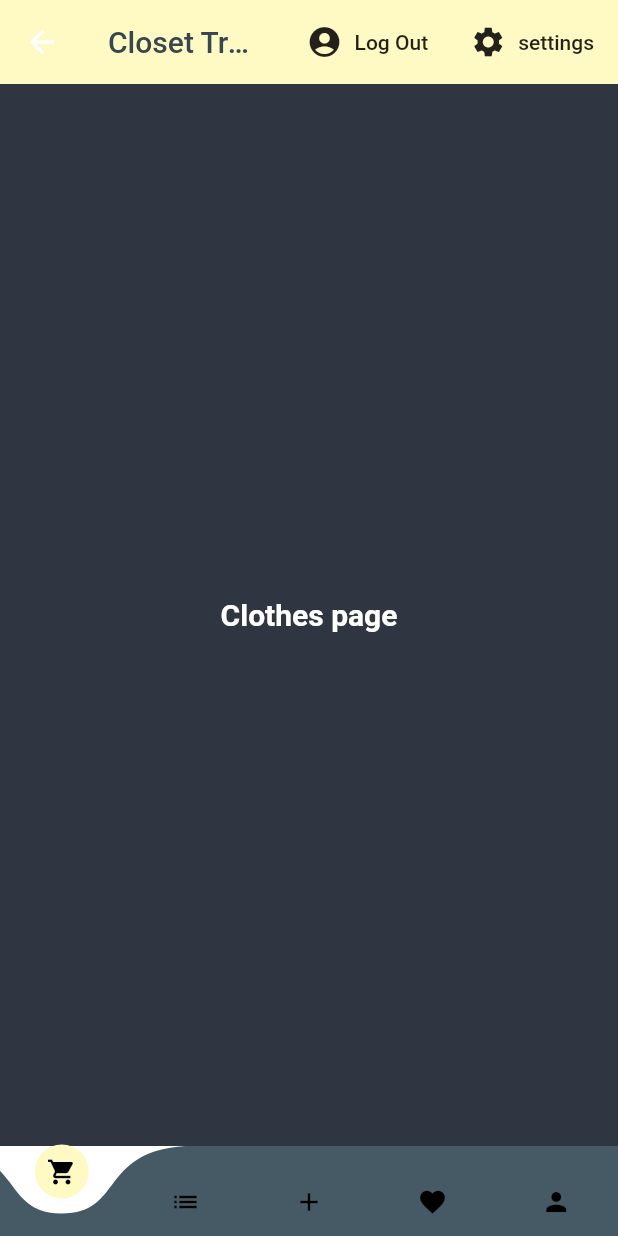
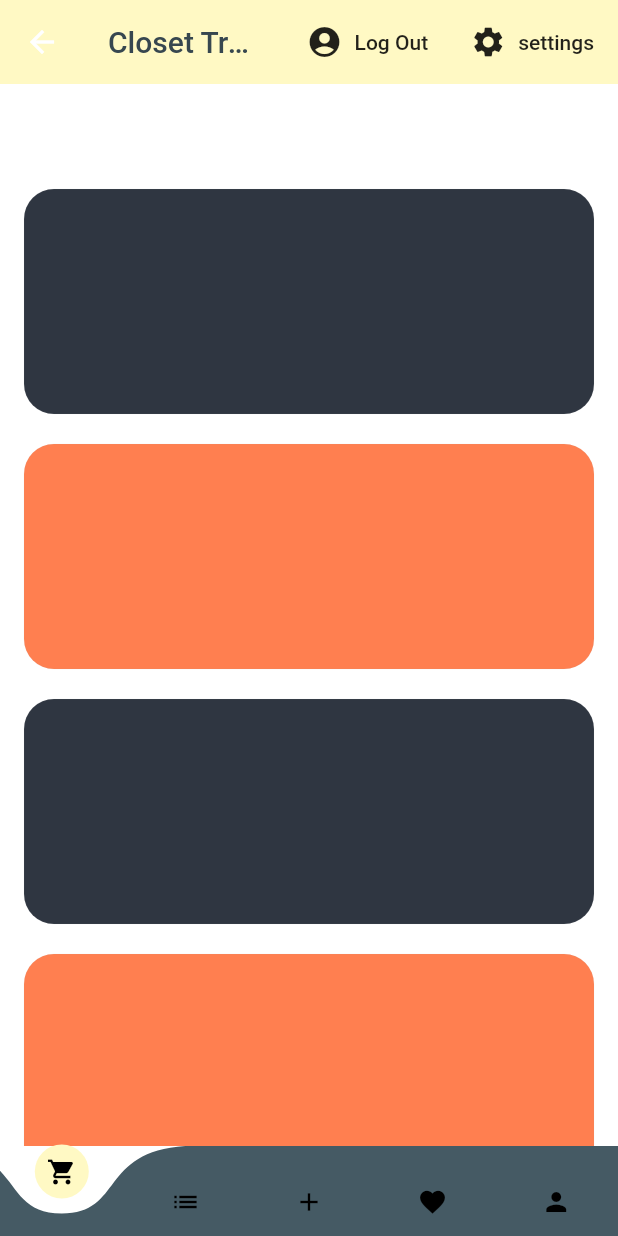
Before and after one commit to RujH/ClosetTracker, a Flutter app: the BottomNavigation screen opened directly, on a phone screen of 412 x 824 dp. Run offline on Flutter 3.47's test engine with Material 2 defaults, Android fonts, the phone set to English and light mode, and no system bars; drawn by our look-alikes of curved_navigation_bar; our stand-ins replace cloud_firestore, firebase_auth, flutter_spinkit, material_design_icons_flutter; missing offline and left inert: foldable_sidebar; accounts and stored records are empty.

Commit message:
Added closet page (boxes)

```diff
--- a/lib/screens/pages/Closet/closet.dart
+++ b/lib/screens/pages/Closet/closet.dart
@@ -7,22 +7,91 @@ import 'package:myapp/models/cloth.dart';
 
 class Closet extends StatelessWidget {
 
-  final AuthService _auth = AuthService();
-
   @override
   Widget build(BuildContext context) {
-    return Container(
-      color: Color(0xff2F3641),
-      child: Center(
-          child: Text (
-            "Clothes page",
-            style: TextStyle(
-                fontSize: 20,
-                fontWeight: FontWeight.bold,
-                color: Colors.white
+      return Scaffold(
+        backgroundColor: Colors.white,
+        body: new Column(
+          children: <Widget>[
+            Align(
+              alignment: Alignment.center,
+              child: Padding(
+                padding: EdgeInsets.only(top: 50.0, bottom: 20.0),
+              ),
             ),
-          )
-      ),
-    );
+            Container(
+              width: 380.0,
+              height: 150.0,
+              decoration: BoxDecoration(
+                color: Color(0xff2F3641),
+                borderRadius: BorderRadius.circular(20.0),
+                border: Border.all(
+                  color: Colors.grey.withOpacity(0.3), width: .2
+                ),
+              ),
+            ),
+            Align(
+              alignment: Alignment.center,
+              child: Padding(
+                padding: EdgeInsets.only( bottom: 20.0),
+              ),
+            ),
+            Container(
+              width: 380.0,
+              height: 150.0,
+              decoration: BoxDecoration(
+                color: Color(0xffFF7F50),
+                borderRadius: BorderRadius.circular(20.0),
+                border: Border.all(
+                    color: Colors.grey.withOpacity(0.3), width: .2
+                ),
+              ),
+            ),
+            Align(
+              alignment: Alignment.center,
+              child: Padding(
+                padding: EdgeInsets.only(bottom: 20.0),
+              ),
+            ),
+            Container(
+              width: 380.0,
+              height: 150.0,
+              decoration: BoxDecoration(
+                color: Color(0xff2F3641),
+                borderRadius: BorderRadius.circular(20.0),
+                border: Border.all(
+                    color: Colors.grey.withOpacity(0.3), width: .2
+                ),
+              ),
+            ),
+            Align(
+              alignment: Alignment.center,
+              child: Padding(
+                padding: EdgeInsets.only(bottom: 20.0),
+              ),
+            ),
+            Container(
+              width: 380.0,
+              height: 150.0,
+              decoration: BoxDecoration(
+                color: Color(0xffFF7F50),
+                borderRadius: BorderRadius.circular(20.0),
+                border: Border.all(
+                    color: Colors.grey.withOpacity(0.3), width: .2
+                ),
+              ),
+            ),
+          ],
+        ),
+      );
+//    return Container(
+//      color: Color(0xff2F3641),
+//      child: Center(
+//          child: Text (
+//            "Clothes page",
+//            style: TextStyle(fontSize: 20,  color: Colors.white, fontWeight: FontWeight.bold),
+//          )
+//      ),
+//    );
   }
 }
--- a/lib/screens/pages/shop.dart
+++ b/lib/screens/pages/shop.dart
@@ -16,7 +16,7 @@ class Shop extends StatelessWidget {
       child: Center(
           child: Text (
             "shop page",
-            style: TextStyle(fontSize: 20,color: Colors.white),
+            style: TextStyle(fontSize: 20,color: Colors.grey, fontWeight: FontWeight.bold),
           )
       ),
     );
```
